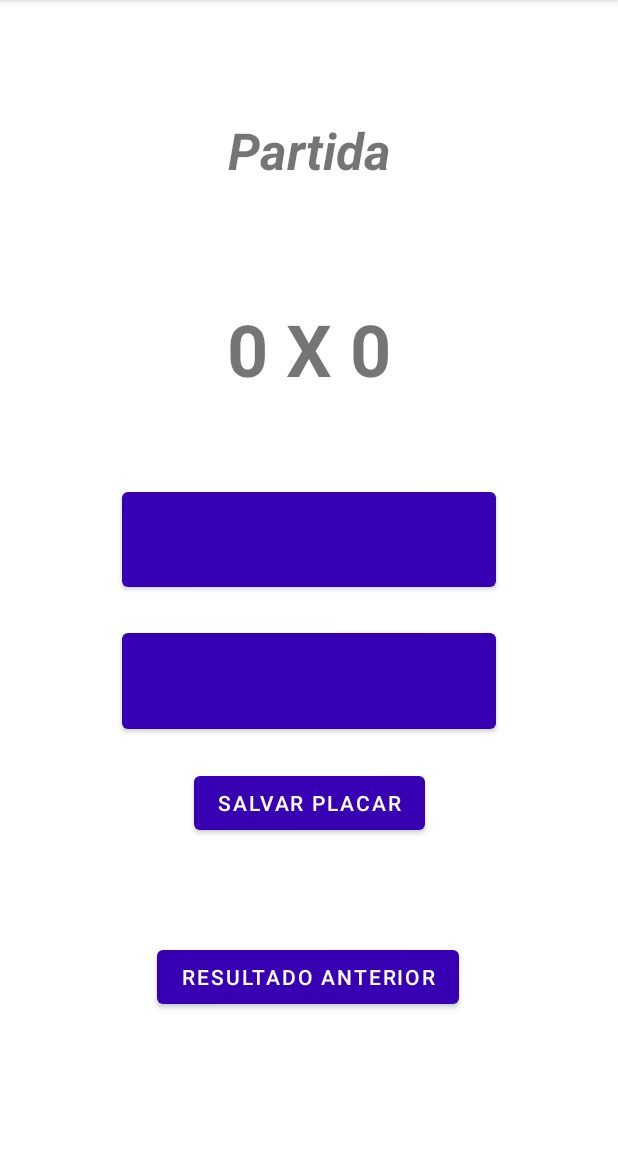
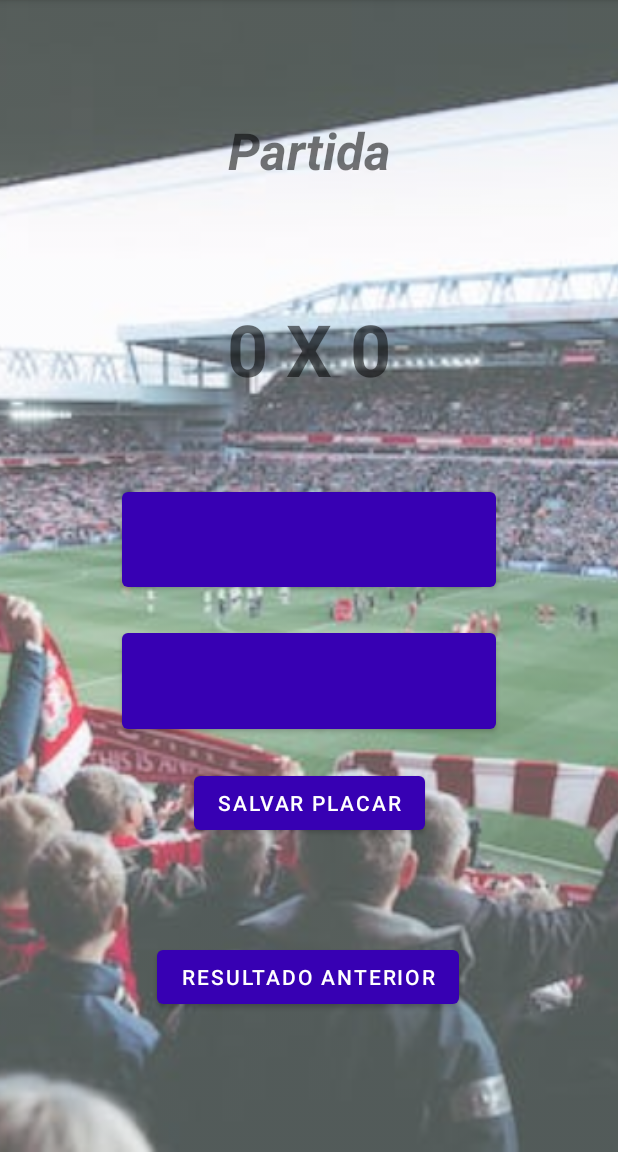
Before and after one commit to HelanoSM/PlacarPDM, an Android app: the PlacarActivity screen opened directly, with no data from a screen before it, on a phone screen of 412 x 824 dp, the part 84-1236 px from its top. Run offline under Robolectric (Android 15) with nearby library versions, the phone set to English and light mode, and no system bars; 3 statements that could not run were skipped.

Commit message:
Imagens de Fundo

```diff
--- a/app/src/main/res/layout/activity_config.xml
+++ b/app/src/main/res/layout/activity_config.xml
@@ -5,6 +5,7 @@
     android:layout_width="match_parent"
     android:layout_height="match_parent"
     tools:context=".ConfigActivity">
+
 
     <ImageView
         android:id="@+id/imagembola"
--- a/app/src/main/res/layout/activity_placar.xml
+++ b/app/src/main/res/layout/activity_placar.xml
@@ -6,6 +6,14 @@
     android:layout_height="match_parent"
     tools:context=".PlacarActivity">
 
+
+    <ImageView
+        android:layout_width="match_parent"
+        android:layout_height="match_parent"
+        android:src="@drawable/torcida"
+        android:scaleType="centerCrop"
+        android:alpha="0.7"
+        />
 
     <Button
         android:id="@+id/btSalvarPlacar"
```
Also changed, not shown: app/src/main/res/layout/activity_previous_games.xml (+8 -0 lines), app/src/main/res/drawable/torcida.jpg (added), app/src/main/res/drawable/toto.jpg (added).
